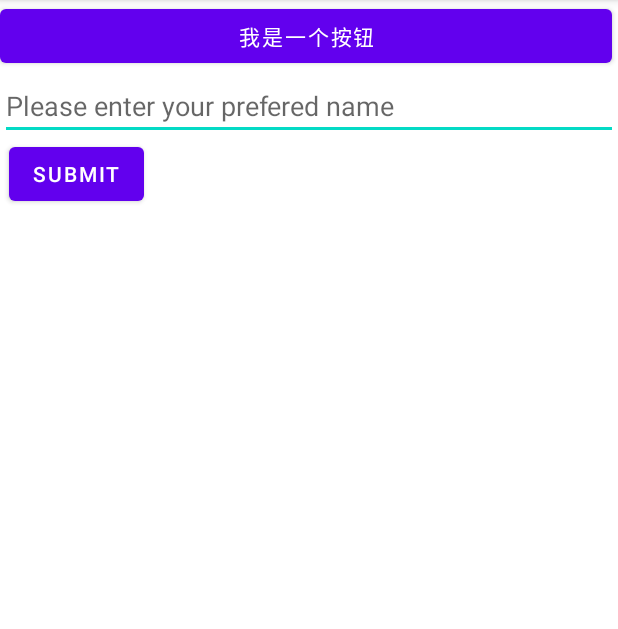
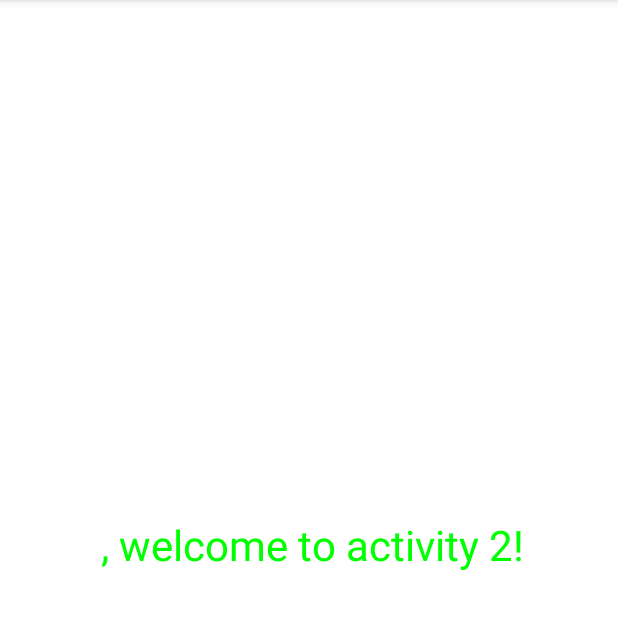
Before and after one commit to BroZhai/AndroidStudio, an Android app: the screen it shows after launch (MyActivity before the commit, SecondActivity after it), after a tap on "SUBMIT", on a phone screen of 412 x 824 dp, the part 84-713 px from its top. Run offline under Robolectric (Android 15) with nearby library versions, the phone set to English and light mode, and no system bars.

Commit message:
我累个超级爆肝啊，俩小时没停，学会了怎么创建多个Activity(页面) 配合着Intent对象实现跳转+传参，并在对应的控件中显示出来(原理就是setText直接覆盖原本TextView控件的内容); 巩固了按钮 添加'监听事件' + 页面跳转; 还有在AndroidManifest中'全局注册'第二个Activity ('Intent()'内的跳转逻辑就会参考这里') 今天收工!4小时全部都砸在这里了xwx，明天完善笔记

```diff
--- a/NoviceRemake/app/build.gradle.kts
+++ b/NoviceRemake/app/build.gradle.kts
@@ -36,6 +36,7 @@ dependencies {
     implementation(libs.appcompat)
     implementation(libs.material)
     implementation(libs.activity)
+    implementation(libs.constraintlayout)
     testImplementation(libs.junit)
     androidTestImplementation(libs.ext.junit)
     androidTestImplementation(libs.espresso.core)
--- a/NoviceRemake/app/src/main/AndroidManifest.xml
+++ b/NoviceRemake/app/src/main/AndroidManifest.xml
@@ -12,8 +12,8 @@
         android:supportsRtl="true"
         android:theme="@style/Theme.Remake"
         tools:targetApi="31">
-
-    <!-- 原本这里的activity是一个‘自闭和标签’
+        <!--
+         原本这里的activity是一个‘自闭和标签’
         自闭合标签: 就像html里面的'简单单标签'样式一样，简单设置好相应属性后直接闭合
         但是一旦里面'还嵌套了其他标签'，那么此时必须用'完整写法'
         示例:
@@ -33,19 +33,28 @@
                     <嵌套标签2></嵌套标签2>
                     ...
             </activity>
-
-     -->
+        -->
         <activity
             android:name=".MyActivity"
-            android:exported="true"
+            android:exported="true">
+            <intent-filter>
+
+                <!-- 接下来在这里为程序配置'主活动'(启动动力XD) -->
+                <action android:name="android.intent.action.MAIN" />
+
+                <category android:name="android.intent.category.LAUNCHER" />
+            </intent-filter>
+        </activity>
+
+        <!--要实现'页面跳转'，实际上就是创建了'另一个activity'并跳转
+        我们在这里来'注册'另一个Activity
+            (对应myActivity里面的 startActivity(*intentObj*))
+        -->
+        <activity
+            android:name=".SecondActivity"
+
             >
 
-            <intent-filter>
-                <!--接下来在这里为程序配置'主活动'(启动动力XD)-->
-                <action android:name="android.intent.action.MAIN"></action>
-                <category android:name="android.intent.category.LAUNCHER"></category>
-
-            </intent-filter>
         </activity>
     </application>
 
--- a/NoviceRemake/app/src/main/java/com/example/remake/MyActivity.java
+++ b/NoviceRemake/app/src/main/java/com/example/remake/MyActivity.java
@@ -1,5 +1,6 @@
 package com.example.remake;
 
+import android.content.Intent;
 import android.os.Bundle;
 import android.view.View;
 import android.widget.Button;
@@ -37,10 +38,21 @@ public class MyActivity extends AppCompatActivity {
                 // 通过id找到对应的EditText控件，并存储到本地的EditText 对象iText中
                 iText=(EditText)findViewById(R.id.inputText);
                 // iText对象里面存的东西，我们还需要.getText().toString()之后才能转成Java里面的String
-                String textcontent=iText.getText().toString();
+                String textContent=iText.getText().toString();
 
                 // 最后在Toast中悬浮展示
-                Toast.makeText(MyActivity.this,"Hello "+textcontent +"!",Toast.LENGTH_LONG).show();
+                Toast.makeText(MyActivity.this,"Hello "+textContent +"!",Toast.LENGTH_LONG).show();
+
+                // 接下来，我们追加一个新Activity(页面)，一个新"Intent"实现 从MyActvity跳转到SecondActivity
+                // 并尝试将输入框的值当成参数传递过去，并在那边对应的TextView控件中渲染
+
+                //  这里实现了一种'明显的跳转'
+                // Intent(当前class.this, 要跳转到的'新页面'.class)
+                Intent intobj=new Intent(MyActivity.this, SecondActivity.class);
+                // 使用Intent对象的putExtra()给另一个Activity传递参数
+                // "()"里面放 '键，值'对，到时候在另一个Activity里面就考这个'键名'来抓值
+                intobj.putExtra("A1_input_data",textContent);
+                startActivity(intobj);
             }
         });
     }
--- /dev/null
+++ b/NoviceRemake/app/src/main/java/com/example/remake/SecondActivity.java
@@ -0,0 +1,40 @@
+package com.example.remake;
+
+import android.os.Bundle;
+
+import androidx.activity.EdgeToEdge;
+import androidx.appcompat.app.AppCompatActivity;
+import androidx.core.graphics.Insets;
+import androidx.core.view.ViewCompat;
+import androidx.core.view.WindowInsetsCompat;
+// 手动导入Intent包
+import android.content.Intent;
+import android.widget.TextView;
+
+public class SecondActivity extends AppCompatActivity {
+
+    @Override
+    protected void onCreate(Bundle savedInstanceState) {
+        super.onCreate(savedInstanceState);
+        EdgeToEdge.enable(this);
+        setContentView(R.layout.activity_second);
+        ViewCompat.setOnApplyWindowInsetsListener(findViewById(R.id.main), (v, insets) -> {
+            Insets systemBars = insets.getInsets(WindowInsetsCompat.Type.systemBars());
+            v.setPadding(systemBars.left, systemBars.top, systemBars.right, systemBars.bottom);
+            return insets;
+        });
+
+        // 获取'启动这个Activity'的Intent 对象 (前面不是startActivity(Intent对象)了嘛，获取的就是这个)
+        Intent intent=getIntent();
+        /*使用intent对象的.getXXXExtra()方法来获得不同传递过来的参数
+        * 如获取'字符串'键值对的值就用 getStringExtra("键名");
+        * 如获取'整数'键值对的值就用 getIntExtra("键名")
+        * */
+        String incomingPara=intent.getStringExtra("A1_input_data");
+        String modifiedText= incomingPara + ", welcome to activity 2!";
+        // 现在去定位找到Activity2中的TextView控件
+
+        TextView a2text=(TextView) findViewById(R.id.textview2);
+        a2text.setText(modifiedText);
+    }
+}
--- /dev/null
+++ b/NoviceRemake/app/src/main/res/layout/activity_second.xml
@@ -0,0 +1,24 @@
+<?xml version="1.0" encoding="utf-8"?>
+<androidx.constraintlayout.widget.ConstraintLayout xmlns:android="http://schemas.android.com/apk/res/android"
+    xmlns:app="http://schemas.android.com/apk/res-auto"
+    xmlns:tools="http://schemas.android.com/tools"
+    android:id="@+id/main"
+    android:layout_width="match_parent"
+    android:layout_height="match_parent"
+    tools:context=".SecondActivity">
+
+    <!-- 在ide右键新建Activity后，这里对应的layout文件就会生成出来 -->
+    <TextView
+        android:id="@+id/textview2"
+        android:layout_width="match_parent"
+        android:layout_height="wrap_content"
+        android:layout_marginStart="4dp"
+        android:layout_marginTop="344dp"
+        android:gravity="center"
+        android:text="这是Activity2默认的文字信息(将会被 setText()替换哦)"
+        android:textColor="#00ff00"
+        android:textSize="28dp"
+        app:layout_constraintStart_toStartOf="parent"
+        app:layout_constraintTop_toTopOf="parent" />
+
+</androidx.constraintlayout.widget.ConstraintLayout>
--- a/NoviceRemake/gradle/libs.versions.toml
+++ b/NoviceRemake/gradle/libs.versions.toml
@@ -6,6 +6,7 @@ espressoCore = "3.6.1"
 appcompat = "1.7.0"
 material = "1.12.0"
 activity = "1.8.0"
+constraintlayout = "2.1.4"
 
 [libraries]
 junit = { group = "junit", name = "junit", version.ref = "junit" }
@@ -14,6 +15,7 @@ espresso-core = { group = "androidx.test.espresso", name = "espresso-core", vers
 appcompat = { group = "androidx.appcompat", name = "appcompat", version.ref = "appcompat" }
 material = { group = "com.google.android.material", name = "material", version.ref = "material" }
 activity = { group = "androidx.activity", name = "activity", version.ref = "activity" }
+constraintlayout = { group = "androidx.constraintlayout", name = "constraintlayout", version.ref = "constraintlayout" }
 
 [plugins]
 android-application = { id = "com.android.application", version.ref = "agp" }
```
